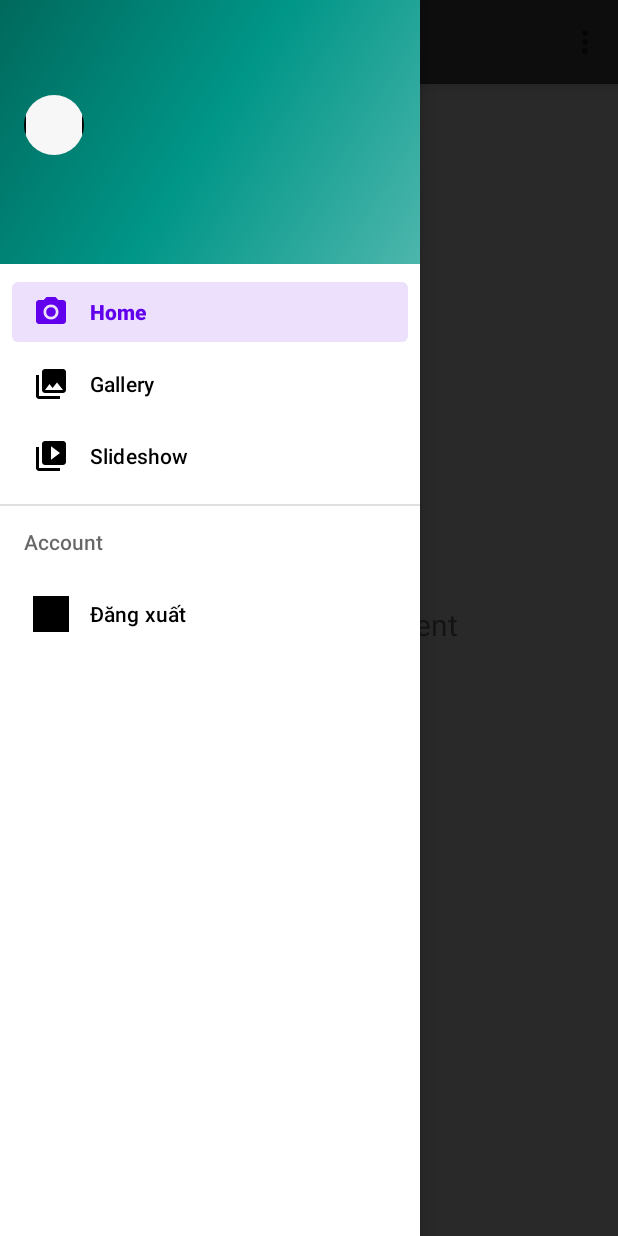
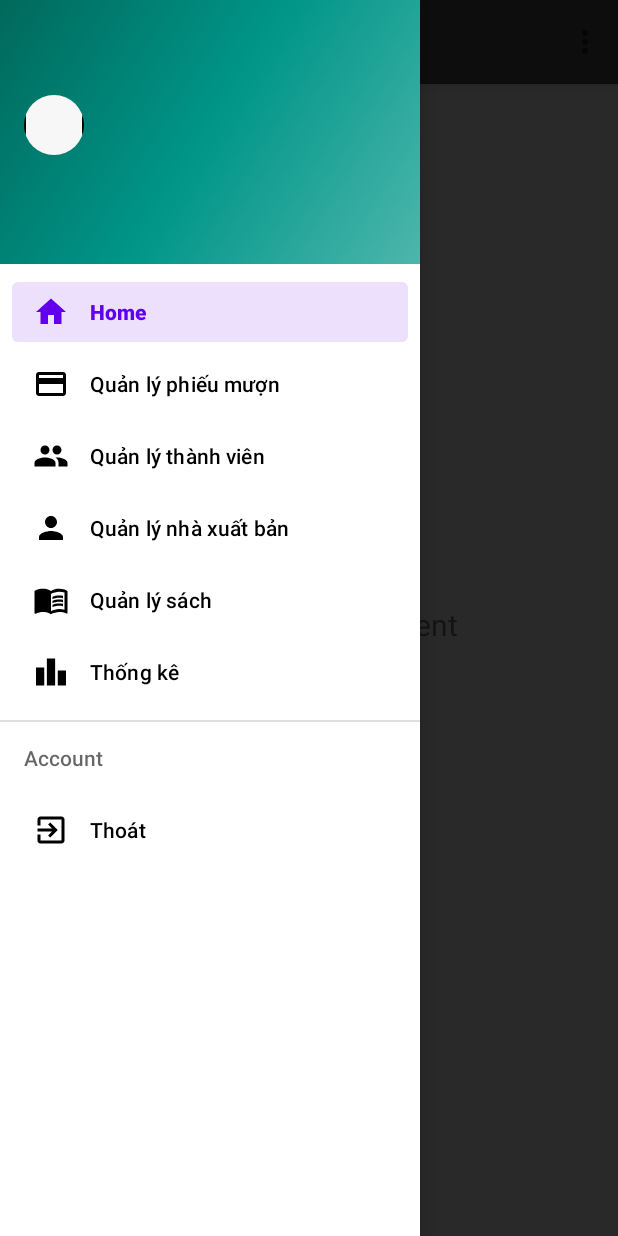
Before and after one commit to phucps21601/FpolyDuan1, an Android app: the screen it shows after launch once a user with an empty profile is signed in (MainActivity), with the side drawer open, on a phone screen of 412 x 824 dp. Run offline under Robolectric (Android 15) with nearby library versions, the light colour scheme and no system bars; our stand-ins replace CircleImageView, Firebase (no records; nobody signed in at launch, a user with empty details on screens opened directly), navigation-ui.

Commit message:
qltv
Quản lý thành viên

```diff
--- a/app/src/main/java/com/example/ps21601/fpolylib/MainActivity.java
+++ b/app/src/main/java/com/example/ps21601/fpolylib/MainActivity.java
@@ -10,16 +10,11 @@ import android.widget.ImageView;
 import android.widget.TextView;
 
 import com.bumptech.glide.Glide;
-import com.example.ps21601.fpolylib.ui.home.HomeFragment;
-import com.google.android.material.snackbar.Snackbar;
 import com.google.android.material.navigation.NavigationView;
 
-import androidx.annotation.NonNull;
 import androidx.appcompat.app.ActionBarDrawerToggle;
 import androidx.appcompat.widget.Toolbar;
 import androidx.core.view.GravityCompat;
-import androidx.fragment.app.Fragment;
-import androidx.fragment.app.FragmentTransaction;
 import androidx.navigation.NavController;
 import androidx.navigation.Navigation;
 import androidx.navigation.ui.AppBarConfiguration;
@@ -27,7 +22,6 @@ import androidx.navigation.ui.NavigationUI;
 import androidx.drawerlayout.widget.DrawerLayout;
 import androidx.appcompat.app.AppCompatActivity;
 
-import com.example.ps21601.fpolylib.databinding.ActivityMainBinding;
 import com.google.firebase.auth.FirebaseAuth;
 import com.google.firebase.auth.FirebaseUser;
 
@@ -57,7 +51,7 @@ public class MainActivity extends AppCompatActivity {
         mNavigationView.getMenu().findItem(R.id.nav_home).setChecked(true);
 
         mAppBarConfiguration = new AppBarConfiguration.Builder(
-                R.id.nav_home, R.id.nav_gallery, R.id.nav_slideshow,R.id.nav_sign_out)
+                R.id.nav_home, R.id.nav_phieumuon, R.id.nav_thanhvien,R.id.nav_sign_out)
                 .setOpenableLayout(mDrawerLayout)
                 .build();
         NavController navController = Navigation.findNavController(this, R.id.nav_host_fragment_content_main);
--- /dev/null
+++ b/app/src/main/res/drawable/ic_add.xml
@@ -0,0 +1,5 @@
+<vector android:height="24dp" android:tint="#000000"
+    android:viewportHeight="24" android:viewportWidth="24"
+    android:width="24dp" xmlns:android="http://schemas.android.com/apk/res/android">
+    <path android:fillColor="@android:color/white" android:pathData="M19,13h-6v6h-2v-6H5v-2h6V5h2v6h6v2z"/>
+</vector>
--- /dev/null
+++ b/app/src/main/res/drawable/ic_create.xml
@@ -0,0 +1,5 @@
+<vector android:height="24dp" android:tint="#000000"
+    android:viewportHeight="24" android:viewportWidth="24"
+    android:width="24dp" xmlns:android="http://schemas.android.com/apk/res/android">
+    <path android:fillColor="@android:color/white" android:pathData="M3,17.25V21h3.75L17.81,9.94l-3.75,-3.75L3,17.25zM20.71,7.04c0.39,-0.39 0.39,-1.02 0,-1.41l-2.34,-2.34c-0.39,-0.39 -1.02,-0.39 -1.41,0l-1.83,1.83 3.75,3.75 1.83,-1.83z"/>
+</vector>
--- /dev/null
+++ b/app/src/main/res/drawable/ic_delete.xml
@@ -0,0 +1,5 @@
+<vector android:height="24dp" android:tint="#000000"
+    android:viewportHeight="24" android:viewportWidth="24"
+    android:width="24dp" xmlns:android="http://schemas.android.com/apk/res/android">
+    <path android:fillColor="@android:color/white" android:pathData="M6,19c0,1.1 0.9,2 2,2h8c1.1,0 2,-0.9 2,-2V7H6v12zM19,4h-3.5l-1,-1h-5l-1,1H5v2h14V4z"/>
+</vector>
--- a/app/src/main/res/menu/activity_main_drawer.xml
+++ b/app/src/main/res/menu/activity_main_drawer.xml
@@ -6,22 +6,34 @@
     <group android:checkableBehavior="single">
         <item
             android:id="@+id/nav_home"
-            android:icon="@drawable/ic_menu_camera"
-            android:title="@string/menu_home" />
+            android:icon="@drawable/ic_baseline_home"
+            android:title="Home" />
         <item
-            android:id="@+id/nav_gallery"
-            android:icon="@drawable/ic_menu_gallery"
-            android:title="@string/menu_gallery" />
+            android:id="@+id/nav_phieumuon"
+            android:icon="@drawable/ic_baseline_card"
+            android:title="Quản lý phiếu mượn" />
         <item
-            android:id="@+id/nav_slideshow"
-            android:icon="@drawable/ic_menu_slideshow"
-            android:title="@string/menu_slideshow" />
+            android:id="@+id/nav_thanhvien"
+            android:icon="@drawable/ic_baseline_people"
+            android:title="Quản lý thành viên" />
+        <item
+            android:id="@+id/nav_xuatban"
+            android:icon="@drawable/ic_baseline_person"
+            android:title="Quản lý nhà xuất bản" />
+        <item
+            android:id="@+id/nav_Book"
+            android:icon="@drawable/ic_baseline_book"
+            android:title="Quản lý sách"/>
+        <item
+            android:id="@+id/nav_ThongKe"
+            android:icon="@drawable/ic_baseline_leaderboard"
+            android:title="Thống kê"/>
     </group>
     <item android:title="Account">
         <menu>
             <item android:id="@+id/nav_sign_out"
-                android:title="@string/nav_sign_out"
-                android:icon="@drawable/thoat"/>
+                android:title="Thoát"
+                android:icon="@drawable/ic_baseline_out"/>
         </menu>
 
 
--- a/app/src/main/res/values/strings.xml
+++ b/app/src/main/res/values/strings.xml
@@ -8,7 +8,10 @@
     <string name="action_settings">Settings</string>
 
     <string name="menu_home">Home</string>
-    <string name="menu_gallery">Gallery</string>
-    <string name="menu_slideshow">Slideshow</string>
+    <string name="menu_phieumuon">Quản lý phiếu mượn</string>
+    <string name="menu_thanhvien">Quản lý thành viên</string>
+    <string name="menu_xuatban">Quản lý nhà xuất bản</string>
     <string name="nav_sign_out">Đăng xuất</string>
+<!-- TODO: Remove or change this placeholder text -->
+    <string name="hello_blank_fragment">Hello blank fragment</string>
 </resources>
```
Also changed, not shown: app/src/main/java/com/example/ps21601/fpolylib/ThanhVienFragment.java (added, +63 -0 lines), app/src/main/res/layout/fragment_thanh_vien.xml (added, +19 -0 lines), app/src/main/res/layout/thanh_vien_dialong.xml (added, +76 -0 lines), app/src/main/res/layout/thanh_vien_item.xml (added, +52 -0 lines), app/src/main/res/navigation/mobile_navigation.xml (+4 -4 lines), app/src/main/res/drawable/quanlyphieumuon.jpg (added), 1 other file.
